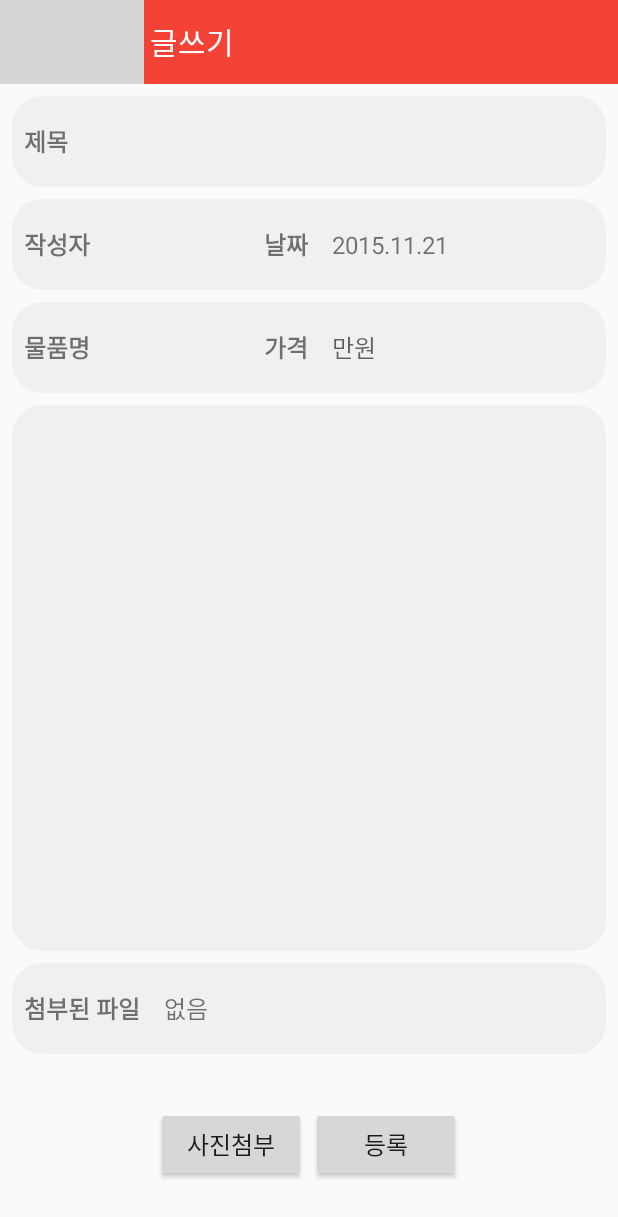
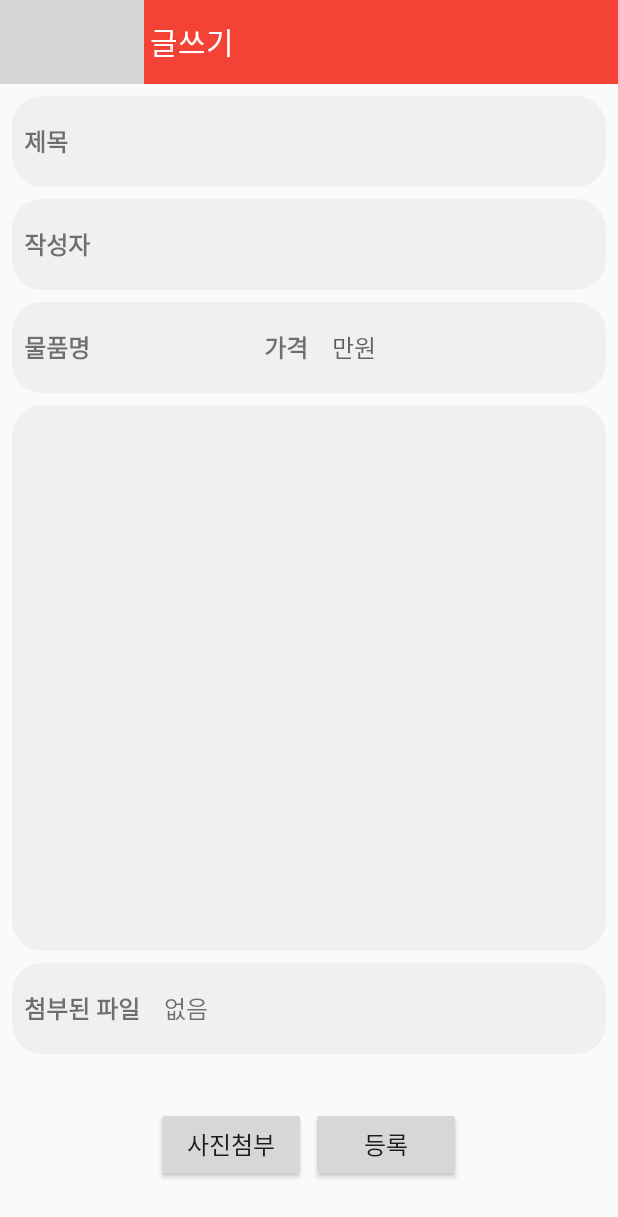
Before and after one commit to Sabang/Palbang, an Android app: the BoardWriteActivity screen opened directly, with no data from a screen before it, on a phone screen of 412 x 824 dp. Shown: the top 1217 px of the screen. Run offline under Robolectric (Android 15) with nearby library versions, the light colour scheme and no system bars; our stand-ins replace Volley; network calls fail; grey boxes are pictures that could not be loaded.

Commit message:
게시판 pull to refresh. 세세한 ui

```diff
--- a/app/build.gradle
+++ b/app/build.gradle
@@ -8,8 +8,8 @@ android {
         applicationId "com.sabang.sp"
         minSdkVersion 15
         targetSdkVersion 22
-        versionCode 14
-        versionName "1.95"
+        versionCode 16
+        versionName "2.0"
     }
     buildTypes {
         release {
--- a/app/src/main/java/com/sabang/sp/BoardFragment.java
+++ b/app/src/main/java/com/sabang/sp/BoardFragment.java
@@ -235,6 +235,7 @@ public class BoardFragment extends Fragment implements SwipeRefreshLayout.OnRefr
                 }
                 else if(type == SEARCH){
                     String text = searchEditText.getText().toString();
+                    searchEditText.setText("");
                     for(int i=0;i<boardDatas.size();i++){
                         BoardModel temp = boardDatas.get(i);
                         if (temp.title.contains(text) || temp.item.contains(text)) {
@@ -273,8 +274,7 @@ public class BoardFragment extends Fragment implements SwipeRefreshLayout.OnRefr
     @Override
     public void onRefresh() {
 
-        mAdapter.notifyDataSetChanged();
-
+        setSearchedDatas(SEARCH);
 
         mSwipeRefresh.setRefreshing(false);
     }
--- a/app/src/main/java/com/sabang/sp/api/RoomModel.java
+++ b/app/src/main/java/com/sabang/sp/api/RoomModel.java
@@ -17,6 +17,7 @@ public class RoomModel extends BaseModel implements Serializable{
     public int fireType;
     public int desk;
     public int elevator;
+    public int wardrobe;
     public String term;
     public String detail;
     public String hash1;
--- a/app/src/main/res/layout/activity_board_write.xml
+++ b/app/src/main/res/layout/activity_board_write.xml
@@ -72,23 +72,6 @@
                 android:textSize="16dp"
                 android:gravity="center_vertical"
                 android:id="@+id/email"/>
-            <TextView
-                android:layout_width="wrap_content"
-                android:layout_height="match_parent"
-                android:text="날짜"
-                android:padding="8dp"
-                android:textSize="16dp"
-                android:gravity="center_vertical"
-                android:textStyle="bold"/>
-            <TextView
-                android:id="@+id/date"
-                android:layout_width="match_parent"
-                android:layout_height="match_parent"
-                android:text="2015.11.21"
-                android:padding="8dp"
-                android:textSize="16dp"
-                android:singleLine="true"
-                android:gravity="center_vertical"/>
 
         </LinearLayout>
         <LinearLayout
--- a/app/src/main/res/layout/fragment_board.xml
+++ b/app/src/main/res/layout/fragment_board.xml
@@ -54,7 +54,8 @@
                 android:layout_width="match_parent"
                 android:layout_height="match_parent"
                 android:layout_gravity="left|top"
-                android:background="#dcdcdc">
+                android:background="#dcdcdc"
+                android:padding="4dp">
 
 
                 <ListView
--- a/app/src/main/res/layout/fragment_main.xml
+++ b/app/src/main/res/layout/fragment_main.xml
@@ -12,7 +12,8 @@
         android:layout_width="match_parent"
         android:layout_height="match_parent"
         android:layout_gravity="left|top"
-        android:background="#dcdcdc">
+        android:background="#dcdcdc"
+        android:padding="4dp">
 
 
         <ListView
--- a/app/src/main/res/values/strings.xml
+++ b/app/src/main/res/values/strings.xml
@@ -23,6 +23,7 @@
     <string name="room_price">방 가격</string>
     <string name="contract_term">계약기간</string>
     <string name="management_cost">관리비</string>
+    <string name="hash">해쉬 태그</string>
 
     <string name="title_dialog_search_filter">검색 조건</string>
     <string name="title_activity_navertest">navertest</string>
@@ -37,7 +38,7 @@
 
 
 
-    <string name="company_info1">상호명 : 한양21공인중개사\nTEL : (031) 409-0500</string>
+    <string name="company_info1">상호명 : 한양21공인중개사\nTEL : (031) 409-0500\nMOBILE : 010-2439-2413</string>
     <string name="company_info2">대표 : 김상아\n주소 : 경기도 안산시 상록구 한양 대학로 38-1 (사동 1570-5)\n등록번호 : 가3690-공3006</string>
 
 
```
Also changed, not shown: app/src/main/java/com/sabang/sp/RoomActivity.java (+11 -2 lines), app/src/main/res/layout/activity_room.xml (+22 -0 lines).
